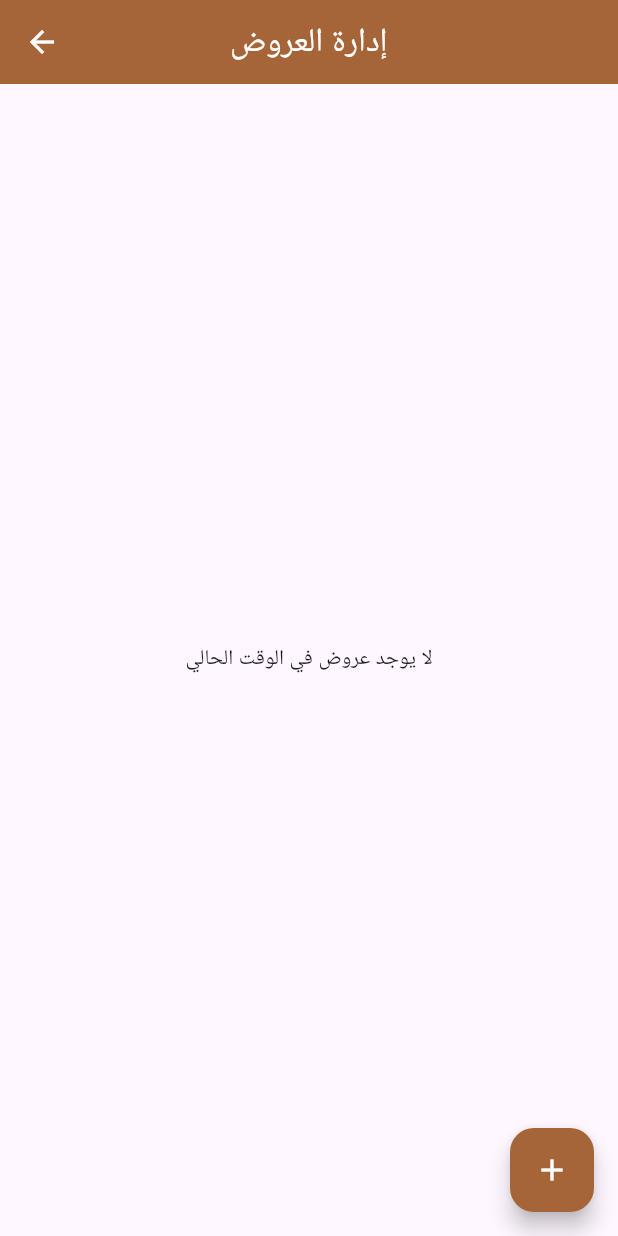
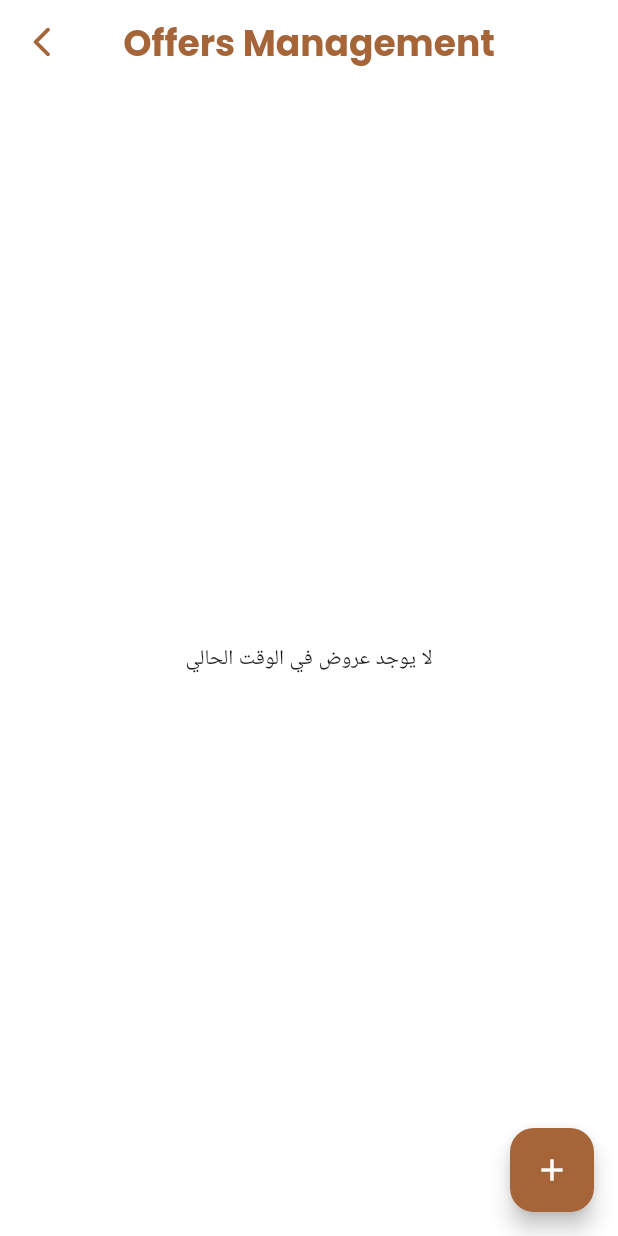
Before and after one commit to Moatasem-Official/CRUD-Mix-Cafe-App, a Flutter app: the OffersScreen screen opened by its route, on a phone screen of 412 x 824 dp. Run offline on Flutter 3.47's test engine with Material 3 defaults, Android fonts, the phone set to English and light mode, and no system bars; our stand-ins replace animated_notch_bottom_bar, awesome_snackbar_content, bloc, carousel_slider, cloud_firestore, device_preview and 16 more; missing offline and left inert: bottom_bar; accounts and stored records are empty.

Commit message:
Change Admin Screens App Bar Title Theme

```diff
--- a/lib/presentation/screens/admin/categories_managment_screen.dart
+++ b/lib/presentation/screens/admin/categories_managment_screen.dart
@@ -77,9 +77,9 @@ class _CategoriesManagementScreenState extends State<CategoriesManagmentScreen>
             children: [
               Text(
                 'Categories Management',
-                style: GoogleFonts.poppins(
-                  color: const Color(0xFF333333),
-                  fontSize: 22,
+                style: TextStyle(
+                  color: Color.fromARGB(255, 165, 101, 56),
+                  fontSize: 24,
                   fontWeight: FontWeight.bold,
                 ),
               ),
--- a/lib/presentation/screens/admin/offers_screen.dart
+++ b/lib/presentation/screens/admin/offers_screen.dart
@@ -20,6 +20,7 @@ class _OffersScreenState extends State<OffersScreen> {
   @override
   Widget build(BuildContext context) {
     return Scaffold(
+      backgroundColor: Colors.white,
       floatingActionButton: FloatingActionButton(
         backgroundColor: Color.fromARGB(255, 165, 101, 56),
         onPressed: () =>
@@ -27,14 +28,26 @@ class _OffersScreenState extends State<OffersScreen> {
         child: Icon(Icons.add, color: Colors.white),
       ),
       appBar: AppBar(
+        elevation: 0,
+        automaticallyImplyLeading: false,
+        leading: IconButton(
+          icon: const Icon(
+            Icons.arrow_back_ios_new_rounded,
+            color: Color.fromARGB(255, 165, 101, 56),
+          ),
+          onPressed: () => Navigator.of(context).pop(),
+        ),
         title: const Text(
-          "إدارة العروض",
-          style: TextStyle(color: Colors.white),
+          "Offers Management",
+          style: TextStyle(
+            color: Color.fromARGB(255, 165, 101, 56),
+            fontSize: 24,
+            fontWeight: FontWeight.bold,
+          ),
         ),
-        iconTheme: IconThemeData(color: Colors.white),
         centerTitle: true,
-        backgroundColor: Color.fromARGB(255, 165, 101, 56),
-        surfaceTintColor: Color.fromARGB(255, 165, 101, 56),
+        backgroundColor: Colors.white,
+        surfaceTintColor: Colors.transparent,
       ),
       body: BlocBuilder<OffersScreenCubit, OffersScreenState>(
         builder: (context, state) {
--- a/lib/presentation/widgets/admin/Orders_Screen_Widgets/custom_orders_screen_appbar.dart
+++ b/lib/presentation/widgets/admin/Orders_Screen_Widgets/custom_orders_screen_appbar.dart
@@ -51,9 +51,9 @@ class _CustomOrdersManagmentAppBarState
           // Title
           Text(
             'Orders Management',
-            style: GoogleFonts.poppins(
-              color: const Color(0xFF4E342E),
-              fontSize: 22,
+            style: TextStyle(
+              color: Color.fromARGB(255, 165, 101, 56),
+              fontSize: 24,
               fontWeight: FontWeight.bold,
             ),
           ),
```
